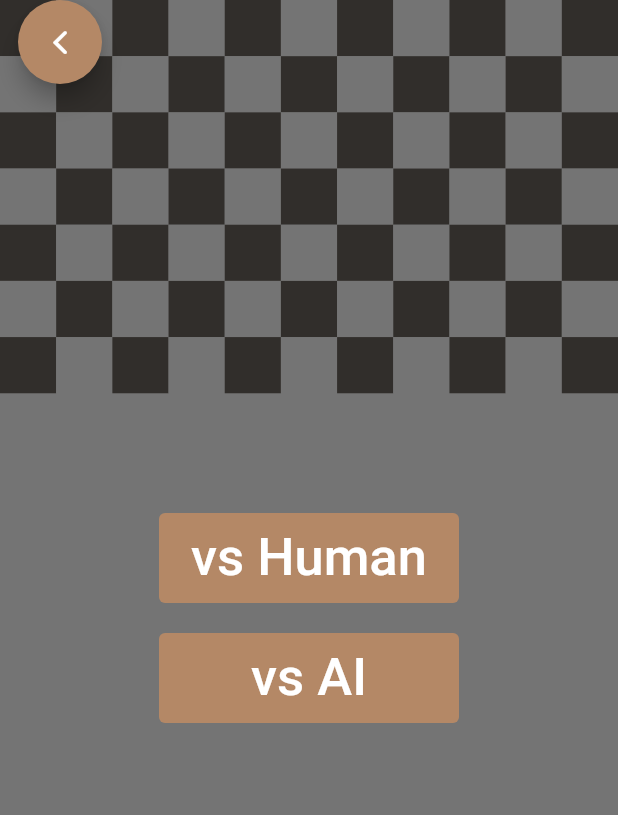
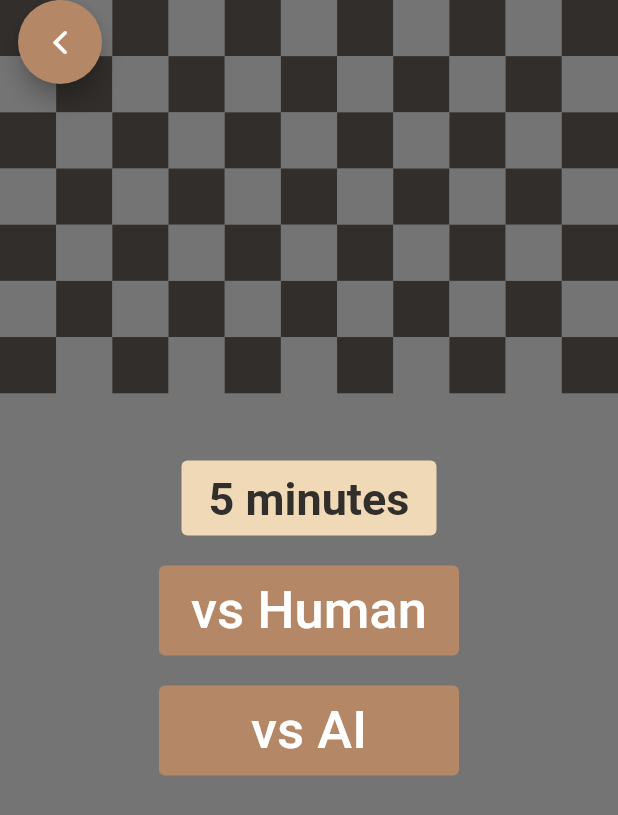
Before and after one commit to shaheriar/Senior-Design-Project-UCR, a Flutter app: the vsMenu screen opened directly, on a phone screen of 412 x 824 dp. Shown: the top 815 px of the screen. Run offline on Flutter 3.47's test engine with Material 2 defaults, Android fonts, the phone set to English and light mode, and no system bars; network calls fail.

Commit message:
user can now select time

```diff
--- a/chessboard/lib/vsMenu.dart
+++ b/chessboard/lib/vsMenu.dart
@@ -14,6 +14,8 @@ class vsMenu extends StatefulWidget {
 }
 
 class _vsMenuState extends State<vsMenu> {
+  List<int> time = [5,10,15,20,30];
+  int index = 0;
   @override
   Widget build(BuildContext context) {
     return Scaffold(
@@ -28,11 +30,11 @@ class _vsMenuState extends State<vsMenu> {
             child: Column(
               mainAxisAlignment: MainAxisAlignment.center,
               children: <Widget>[
-                MyButton(context, 'vs Human', assists(human: 1,check: false,)),
-                SizedBox(
-                  height: 20,
-                ),
-                MyButton(context, 'vs AI', difficulty())
+                TimeButton(),
+                SizedBox(height: 20,),
+                MyButton(context, 'vs Human', assists(human: 1,check: false,time: time[index])),
+                SizedBox(height: 20,),
+                MyButton(context, 'vs AI', difficulty(time: time[index])),
               ],
             ),
           ),
@@ -40,4 +42,22 @@ class _vsMenuState extends State<vsMenu> {
       ),
     );
   }
+  Widget TimeButton() {
+  return TextButton(
+    style: TextButton.styleFrom(
+      fixedSize: Size(170, 50),
+      primary: primary,
+      backgroundColor: lightbrown,
+    ),
+    onPressed: () {
+      setState(() {
+        index = (index + 1) % time.length;
+      });
+    },
+    child: Text(
+      '${time[index]} minutes',
+      style: TextStyle(fontSize: 30, fontWeight: FontWeight.bold),
+    ),
+  );
 }
+}
```
Also changed, not shown: chessboard/lib/altgame.dart (+8 -7 lines), chessboard/lib/assistmenu.dart (+7 -4 lines), chessboard/lib/difficulty.dart (+12 -5 lines), chessboard/lib/sync.dart (+7 -4 lines).
